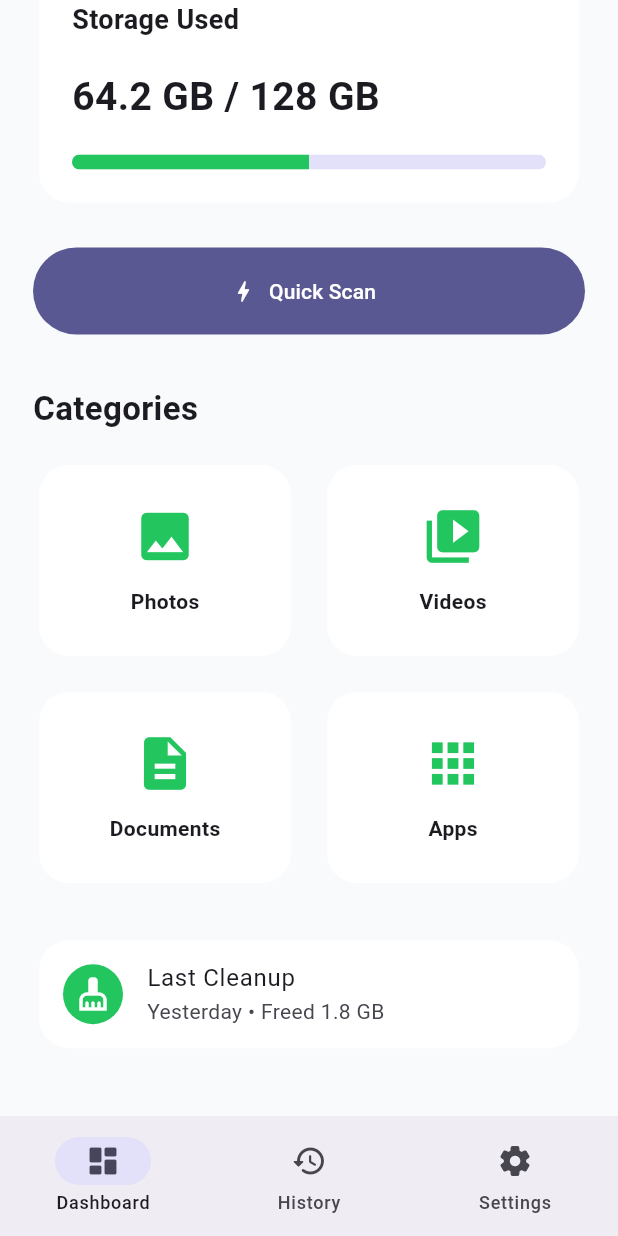
After one commit to itusharsharma/SmartSweep-App, a Flutter app: the DashboardScreen screen opened by its route, scrolled down 190 dp, after a tap on "Quick Scan", on a phone screen of 412 x 824 dp. The commit adds this screen. Run offline on Flutter 3.47's test engine with Material 3 defaults, Android fonts, the phone set to English and light mode, and no system bars.

Commit message:
Create dashboard UI

```diff
--- a/lib/app/routes.dart
+++ b/lib/app/routes.dart
@@ -2,13 +2,16 @@ import 'package:flutter/material.dart';
 
 import '../features/screens/presentation/splash/splash_screen.dart';
 import '../features/onboarding/presentation/onboarding_screen.dart';
+import '../features/dashboard/presentation/dashboard_screen.dart';
 
 class AppRoutes {
   static const splash = '/';
   static const onboarding = '/onboarding';
+  static const dashboard = '/dashboard';
 
   static final routes = <String, WidgetBuilder>{
     splash: (_) => const SplashScreen(),
     onboarding: (_) => const OnboardingScreen(),
+    dashboard: (_) => const DashboardScreen(),
   };
 }
--- /dev/null
+++ b/lib/features/dashboard/presentation/dashboard_screen.dart
@@ -0,0 +1,198 @@
+import 'package:flutter/material.dart';
+
+import '../../../../app/colors.dart';
+
+class DashboardScreen extends StatelessWidget {
+  const DashboardScreen({super.key});
+
+  @override
+  Widget build(BuildContext context) {
+    return Scaffold(
+      backgroundColor: AppColors.background,
+
+      bottomNavigationBar: NavigationBar(
+        selectedIndex: 0,
+        destinations: const [
+          NavigationDestination(
+            icon: Icon(Icons.dashboard_rounded),
+            label: "Dashboard",
+          ),
+          NavigationDestination(
+            icon: Icon(Icons.history_rounded),
+            label: "History",
+          ),
+          NavigationDestination(
+            icon: Icon(Icons.settings_rounded),
+            label: "Settings",
+          ),
+        ],
+      ),
+
+      body: SafeArea(
+        child: SingleChildScrollView(
+          padding: const EdgeInsets.all(22),
+          child: Column(
+            crossAxisAlignment: CrossAxisAlignment.start,
+            children: [
+              const Text(
+                "Good Morning 👋",
+                style: TextStyle(
+                  fontSize: 18,
+                  color: Colors.grey,
+                ),
+              ),
+
+              const SizedBox(height: 8),
+
+              const Text(
+                "SmartSweep",
+                style: TextStyle(
+                  fontSize: 34,
+                  fontWeight: FontWeight.bold,
+                ),
+              ),
+
+              const SizedBox(height: 6),
+
+              const Text(
+                "Your device is running smoothly.",
+                style: TextStyle(fontSize: 16),
+              ),
+
+              const SizedBox(height: 30),
+
+              Card(
+                elevation: 0,
+                child: Padding(
+                  padding: const EdgeInsets.all(22),
+                  child: Column(
+                    crossAxisAlignment: CrossAxisAlignment.start,
+                    children: [
+                      const Text(
+                        "Storage Used",
+                        style: TextStyle(
+                          fontWeight: FontWeight.bold,
+                          fontSize: 18,
+                        ),
+                      ),
+
+                      const SizedBox(height: 20),
+
+                      const Text(
+                        "64.2 GB / 128 GB",
+                        style: TextStyle(
+                          fontSize: 26,
+                          fontWeight: FontWeight.bold,
+                        ),
+                      ),
+
+                      const SizedBox(height: 20),
+
+                      ClipRRect(
+                        borderRadius: BorderRadius.circular(12),
+                        child: const LinearProgressIndicator(
+                          value: 0.50,
+                          minHeight: 10,
+                          color: AppColors.primary,
+                        ),
+                      ),
+                    ],
+                  ),
+                ),
+              ),
+
+              const SizedBox(height: 26),
+
+              SizedBox(
+                width: double.infinity,
+                height: 58,
+                child: FilledButton.icon(
+                  icon: const Icon(Icons.bolt),
+                  label: const Text("Quick Scan"),
+                  onPressed: () {},
+                ),
+              ),
+
+              const SizedBox(height: 34),
+
+              const Text(
+                "Categories",
+                style: TextStyle(
+                  fontSize: 22,
+                  fontWeight: FontWeight.bold,
+                ),
+              ),
+
+              const SizedBox(height: 18),
+
+              GridView.count(
+                crossAxisCount: 2,
+                shrinkWrap: true,
+                physics: const NeverScrollableScrollPhysics(),
+                childAspectRatio: 1.3,
+                crossAxisSpacing: 16,
+                mainAxisSpacing: 16,
+                children: const [
+                  _CategoryCard(Icons.photo, "Photos"),
+                  _CategoryCard(Icons.video_library, "Videos"),
+                  _CategoryCard(Icons.description, "Documents"),
+                  _CategoryCard(Icons.apps, "Apps"),
+                ],
+              ),
+
+              const SizedBox(height: 30),
+
+              Card(
+                child: ListTile(
+                  leading: CircleAvatar(
+                    backgroundColor: AppColors.primary,
+                    child: Icon(Icons.cleaning_services,
+                        color: Colors.white),
+                  ),
+                  title: const Text("Last Cleanup"),
+                  subtitle: const Text("Yesterday • Freed 1.8 GB"),
+                ),
+              ),
+
+              const SizedBox(height: 20),
+            ],
+          ),
+        ),
+      ),
+    );
+  }
+}
+
+class _CategoryCard extends StatelessWidget {
+  final IconData icon;
+  final String title;
+
+  const _CategoryCard(this.icon, this.title);
+
+  @override
+  Widget build(BuildContext context) {
+    return Card(
+      child: InkWell(
+        borderRadius: BorderRadius.circular(18),
+        onTap: () {},
+        child: Column(
+          mainAxisAlignment: MainAxisAlignment.center,
+          children: [
+            Icon(
+              icon,
+              size: 42,
+              color: AppColors.primary,
+            ),
+            const SizedBox(height: 12),
+            Text(
+              title,
+              style: const TextStyle(
+                fontWeight: FontWeight.w600,
+              ),
+            ),
+          ],
+        ),
+      ),
+    );
+  }
+}
```
